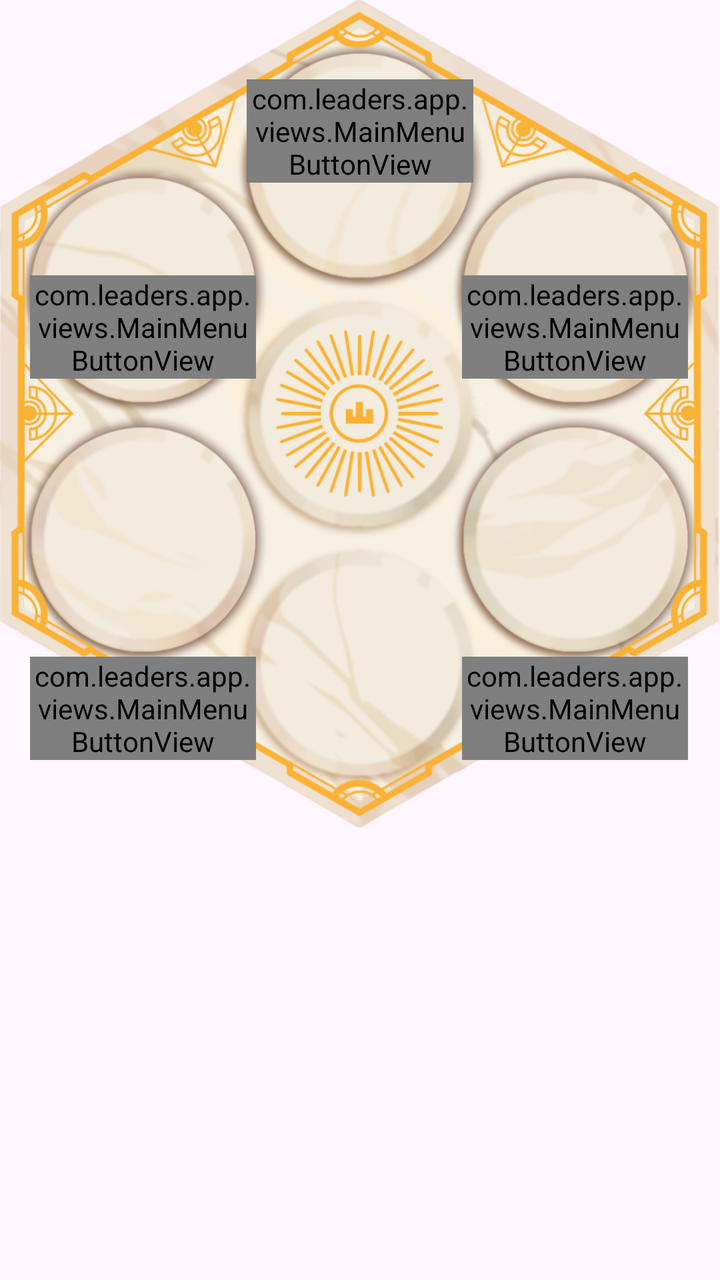
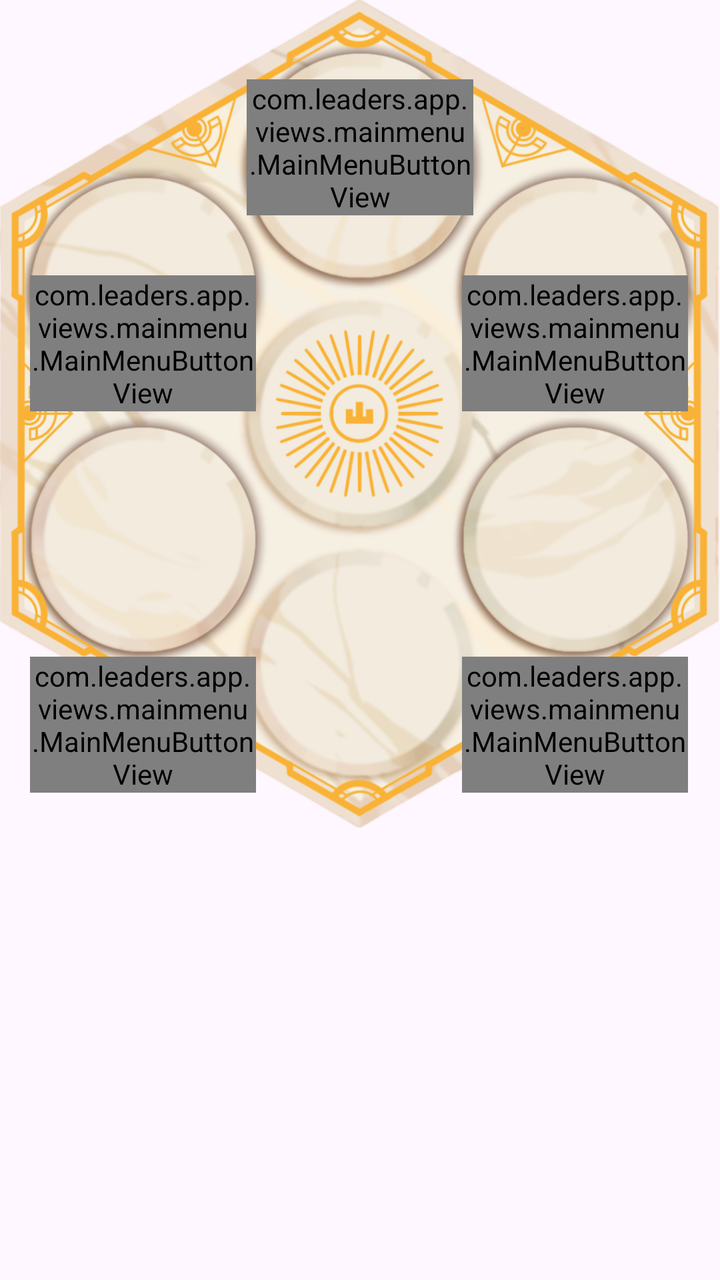

An Android layout rendered at two revisions. The XML below is the earlier revision; the diff shows what the commit changed to produce the second picture.
<!-- AndroidManifest.xml: application theme Theme.LeadersAndroidApp -->
<!-- res/layout/view_main_menu.xml -->
<?xml version="1.0" encoding="utf-8"?>
<androidx.constraintlayout.widget.ConstraintLayout xmlns:android="http://schemas.android.com/apk/res/android"
    xmlns:app="http://schemas.android.com/apk/res-auto"
    android:layout_width="match_parent"
    android:layout_height="wrap_content">

    <ImageView
        android:id="@+id/imvBg_vwMainMenu"
        android:layout_width="0dp"
        android:layout_height="wrap_content"
        android:adjustViewBounds="true"
        android:contentDescription="@string/main_menu_background"
        app:layout_constraintBottom_toBottomOf="parent"
        app:layout_constraintEnd_toEndOf="parent"
        app:layout_constraintHorizontal_bias="0.0"
        app:layout_constraintStart_toStartOf="parent"
        app:layout_constraintTop_toTopOf="parent"
        app:layout_constraintVertical_bias="0.0"
        app:srcCompat="@drawable/main_menu_bg" />

    <androidx.constraintlayout.widget.Guideline
        android:id="@+id/gdlR1T_vwMainMenu"
        android:layout_width="wrap_content"
        android:layout_height="wrap_content"
        android:orientation="horizontal"
        app:layout_constraintGuide_percent="0.062" />

    <androidx.constraintlayout.widget.Guideline
        android:id="@+id/gdlR2T_vwMainMenu"
        android:layout_width="wrap_content"
        android:layout_height="wrap_content"
        android:orientation="horizontal"
        app:layout_constraintGuide_percent="0.215" />

    <androidx.constraintlayout.widget.Guideline
        android:id="@+id/gdlR3T_vwMainMenu"
        android:layout_width="wrap_content"
        android:layout_height="wrap_content"
        android:orientation="horizontal"
        app:layout_constraintGuide_percent="0.513" />

    <androidx.constraintlayout.widget.Guideline
        android:id="@+id/gdlC1L_vwMainMenu"
        android:layout_width="wrap_content"
        android:layout_height="wrap_content"
        android:orientation="vertical"
        app:layout_constraintGuide_percent="0.042" />

    <androidx.constraintlayout.widget.Guideline
        android:id="@+id/gdlC1R_vwMainMenu"
        android:layout_width="wrap_content"
        android:layout_height="wrap_content"
        android:orientation="vertical"
        app:layout_constraintGuide_percent="0.356" />

    <androidx.constraintlayout.widget.Guideline
        android:id="@+id/gdlC2L_vwMainMenu"
        android:layout_width="wrap_content"
        android:layout_height="wrap_content"
        android:orientation="vertical"
        app:layout_constraintGuide_percent="0.343" />

    <androidx.constraintlayout.widget.Guideline
        android:id="@+id/gdlC2R_vwMainMenu"
        android:layout_width="wrap_content"
        android:layout_height="wrap_content"
        android:orientation="vertical"
        app:layout_constraintGuide_percent="0.657" />

    <androidx.constraintlayout.widget.Guideline
        android:id="@+id/gdlC3L_vwMainMenu"
        android:layout_width="wrap_content"
        android:layout_height="wrap_content"
        android:orientation="vertical"
        app:layout_constraintGuide_percent="0.642" />

    <androidx.constraintlayout.widget.Guideline
        android:id="@+id/gdlC3R_vwMainMenu"
        android:layout_width="wrap_content"
        android:layout_height="wrap_content"
        android:orientation="vertical"
        app:layout_constraintGuide_percent="0.956" />

    <com.leaders.app.views.MainMenuButtonView
        android:id="@+id/mmbvPuzzles_vwMainMenu"
        android:layout_width="0dp"
        android:layout_height="wrap_content"
        app:layout_constraintBottom_toBottomOf="parent"
        app:layout_constraintEnd_toStartOf="@+id/gdlC2R_vwMainMenu"
        app:layout_constraintStart_toStartOf="@+id/gdlC2L_vwMainMenu"
        app:layout_constraintTop_toTopOf="@+id/gdlR1T_vwMainMenu"
        app:layout_constraintVertical_bias="0.0"
        app:iconResId="@drawable/icon_puzzle"
        app:textResId="@string/puzzles" />

    <com.leaders.app.views.MainMenuButtonView
        android:id="@+id/mmbvPlay_vwMainMenu"
        android:layout_width="0dp"
        android:layout_height="wrap_content"
        app:layout_constraintBottom_toBottomOf="parent"
        app:layout_constraintEnd_toStartOf="@+id/gdlC1R_vwMainMenu"
        app:layout_constraintStart_toStartOf="@+id/gdlC1L_vwMainMenu"
        app:layout_constraintTop_toTopOf="@+id/gdlR2T_vwMainMenu"
        app:layout_constraintVertical_bias="0.0"
        app:iconResId="@drawable/icon_pvp"
        app:textResId="@string/duel" />

    <com.leaders.app.views.MainMenuButtonView
        android:id="@+id/mmbvRules_vwMainMenu"
        android:layout_width="0dp"
        android:layout_height="wrap_content"
        app:layout_constraintBottom_toBottomOf="parent"
        app:layout_constraintEnd_toStartOf="@+id/gdlC1R_vwMainMenu"
        app:layout_constraintStart_toStartOf="@+id/gdlC1L_vwMainMenu"
        app:layout_constraintTop_toTopOf="@+id/gdlR3T_vwMainMenu"
        app:layout_constraintVertical_bias="0.0"
        app:iconResId="@drawable/icon_rules"
        app:textResId="@string/rules" />

    <com.leaders.app.views.MainMenuButtonView
        android:id="@+id/mmbvSettings_vwMainMenu"
        android:layout_width="0dp"
        android:layout_height="wrap_content"
        app:layout_constraintBottom_toBottomOf="parent"
        app:layout_constraintEnd_toStartOf="@+id/gdlC3R_vwMainMenu"
        app:layout_constraintStart_toStartOf="@+id/gdlC3L_vwMainMenu"
        app:layout_constraintTop_toTopOf="@+id/gdlR3T_vwMainMenu"
        app:layout_constraintVertical_bias="0.0"
        app:iconResId="@drawable/icon_settings_menu"
        app:textResId="@string/settings" />

    <com.leaders.app.views.MainMenuButtonView
        android:id="@+id/mmbvReplay_vwMainMenu"
        android:layout_width="0dp"
        android:layout_height="wrap_content"
        app:layout_constraintBottom_toBottomOf="parent"
        app:layout_constraintEnd_toStartOf="@+id/gdlC3R_vwMainMenu"
        app:layout_constraintStart_toStartOf="@+id/gdlC3L_vwMainMenu"
        app:layout_constraintTop_toTopOf="@+id/gdlR2T_vwMainMenu"
        app:layout_constraintVertical_bias="0.0"
        app:iconResId="@drawable/icon_replay"
        app:textResId="@string/replay" />

</androidx.constraintlayout.widget.ConstraintLayout>
<!-- resources referenced by this layout -->
<resources>
  <!-- drawable icon_puzzle: png bitmap (drawable, 21282 bytes) -->
  <!-- drawable icon_pvp: png bitmap (drawable, 19108 bytes) -->
  <!-- drawable icon_replay: png bitmap (drawable, 14164 bytes) -->
  <!-- drawable icon_rules: png bitmap (drawable, 15715 bytes) -->
  <!-- drawable icon_settings_menu: png bitmap (drawable, 16555 bytes) -->
  <!-- drawable main_menu_bg: png bitmap (drawable, 780526 bytes) -->
  <string name="duel">duel</string>
  <string name="main_menu_background">décor du menu principal</string>
  <string name="puzzles">puzzles</string>
  <string name="replay">replay</string>
  <string name="rules">règles</string>
  <string name="settings">options</string>
  <style name="Theme.LeadersAndroidApp" parent="Base.Theme.LeadersAndroidApp" />
  <style name="Base.Theme.LeadersAndroidApp" parent="Theme.Material3.DayNight.NoActionBar">
          <item name="android:statusBarColor">@color/black</item>
          <item name="android:navigationBarColor">@color/black</item>
          <item name="android:colorControlHighlight">@color/ripple_effect</item>
      </style>
  <color name="black">#FF000000</color>
  <color name="ripple_effect">#77FFFFFF</color>
</resources>

<!-- the commit's change to res/layout/view_main_menu.xml (unified diff, before → after) -->
@@ -81,7 +81,7 @@
         android:orientation="vertical"
         app:layout_constraintGuide_percent="0.956" />
 
-    <com.leaders.app.views.MainMenuButtonView
+    <com.leaders.app.views.mainmenu.MainMenuButtonView
         android:id="@+id/mmbvPuzzles_vwMainMenu"
         android:layout_width="0dp"
         android:layout_height="wrap_content"
@@ -93,7 +93,7 @@
         app:iconResId="@drawable/icon_puzzle"
         app:textResId="@string/puzzles" />
 
-    <com.leaders.app.views.MainMenuButtonView
+    <com.leaders.app.views.mainmenu.MainMenuButtonView
         android:id="@+id/mmbvPlay_vwMainMenu"
         android:layout_width="0dp"
         android:layout_height="wrap_content"
@@ -105,7 +105,7 @@
         app:iconResId="@drawable/icon_pvp"
         app:textResId="@string/duel" />
 
-    <com.leaders.app.views.MainMenuButtonView
+    <com.leaders.app.views.mainmenu.MainMenuButtonView
         android:id="@+id/mmbvRules_vwMainMenu"
         android:layout_width="0dp"
         android:layout_height="wrap_content"
@@ -117,7 +117,7 @@
         app:iconResId="@drawable/icon_rules"
         app:textResId="@string/rules" />
 
-    <com.leaders.app.views.MainMenuButtonView
+    <com.leaders.app.views.mainmenu.MainMenuButtonView
         android:id="@+id/mmbvSettings_vwMainMenu"
         android:layout_width="0dp"
         android:layout_height="wrap_content"
@@ -129,7 +129,7 @@
         app:iconResId="@drawable/icon_settings_menu"
         app:textResId="@string/settings" />
 
-    <com.leaders.app.views.MainMenuButtonView
+    <com.leaders.app.views.mainmenu.MainMenuButtonView
         android:id="@+id/mmbvReplay_vwMainMenu"
         android:layout_width="0dp"
         android:layout_height="wrap_content"
